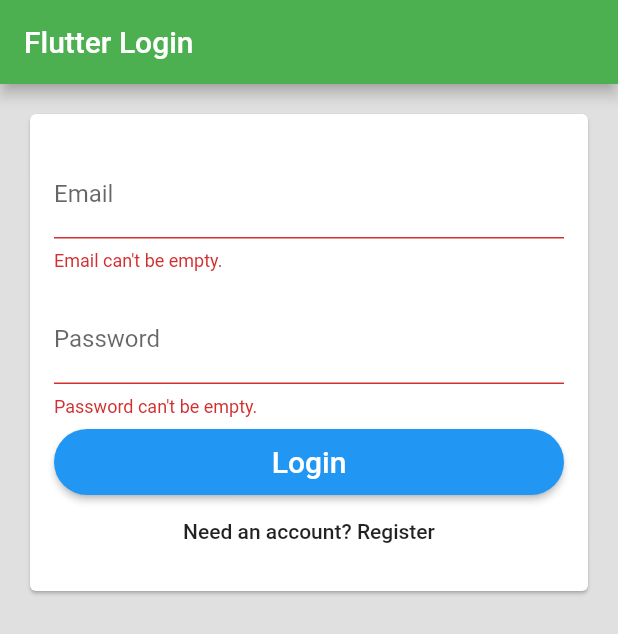
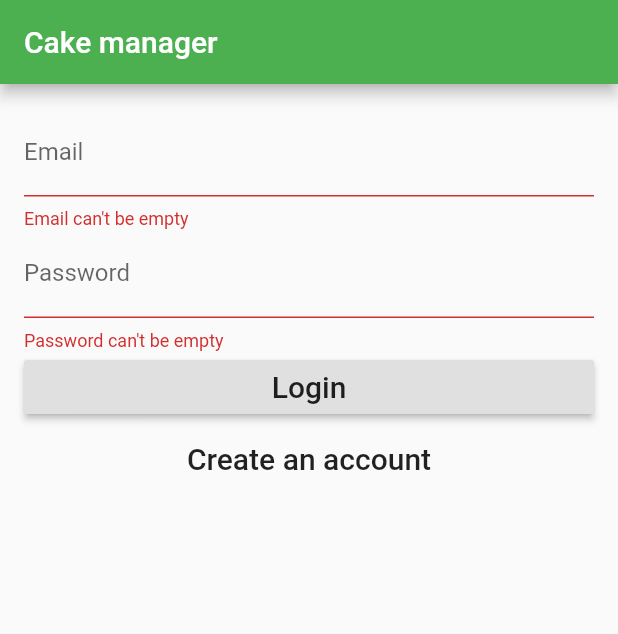
Before and after one commit to KDamir/cake-manager-mobile, a Flutter app: the screen it shows after launch, after a tap on "Login", on a phone screen of 412 x 824 dp. Shown: the top 634 px of the screen. Run offline on Flutter 3.47's test engine with Material 2 defaults, Android fonts, the phone set to English and light mode, and no system bars; our stand-ins replace cloud_firestore, firebase_auth; accounts and stored records are empty.

Commit message:
refactor authentication using InheritedWidget; added some tests;

```diff
--- a/lib/main.dart
+++ b/lib/main.dart
@@ -1,6 +1,7 @@
 import 'package:flutter/material.dart';
 import 'src/pages/root_page.dart';
 import 'src/auth.dart';
+import 'src/auth_provider.dart';
 
 void main() => runApp(new MyApp());
 
@@ -8,12 +9,15 @@ class MyApp extends StatelessWidget {
   // This widget is the root of your application.
   @override
   Widget build(BuildContext context) {
-    return new MaterialApp(
-      title: 'Flutter Demo',
-      theme: new ThemeData(
-        primarySwatch: Colors.green,
+    return AuthProvider(
+      auth: Auth(),
+      child: MaterialApp(
+        title: 'Cake manager',
+        theme: ThemeData(
+          primarySwatch: Colors.green,
+        ),
+        home: RootPage(),
       ),
-      home: new RootPage(auth: new Auth()),
     );
   }
 }
--- /dev/null
+++ b/lib/src/auth_provider.dart
@@ -0,0 +1,14 @@
+import 'package:flutter/material.dart';
+import 'package:mobile/src/auth.dart';
+
+class AuthProvider extends InheritedWidget {
+  AuthProvider({Key key, Widget child, this.auth}) : super(key: key, child: child);
+  final BaseAuth auth;
+
+  @override
+  bool updateShouldNotify(InheritedWidget oldWidget) => true;
+
+  static AuthProvider of(BuildContext context) {
+    return (context.inheritFromWidgetOfExactType(AuthProvider) as AuthProvider);
+  }
+}
--- a/lib/src/pages/login_page.dart
+++ b/lib/src/pages/login_page.dart
@@ -1,30 +1,38 @@
 import 'package:flutter/material.dart';
-import '../widgets/primary_button.dart';
-import '../auth.dart';
+import 'package:mobile/src/auth_provider.dart';
+
+
+class EmailFieldValidator {
+  static String validate(String value) {
+    return value.isEmpty ? 'Email can\'t be empty' : null;
+  }
+}
+
+class PasswordFieldValidator {
+  static String validate(String value) {
+    return value.isEmpty ? 'Password can\'t be empty' : null;
+  }
+}
 
 class LoginPage extends StatefulWidget {
-  LoginPage({Key key, this.title, this.auth, this.onSignIn}) : super(key: key);
-
-  final String title;
-  final BaseAuth auth;
-  final VoidCallback onSignIn;
+  LoginPage({this.onSignedIn});
+  final VoidCallback onSignedIn;
 
   @override
-  _LoginPageState createState() => new _LoginPageState();
+  State<StatefulWidget> createState() => _LoginPageState();
 }
 
 enum FormType {
   login,
-  register
+  register,
 }
 
 class _LoginPageState extends State<LoginPage> {
-  static final formKey = new GlobalKey<FormState>();
+  final formKey = GlobalKey<FormState>();
 
   String _email;
   String _password;
   FormType _formType = FormType.login;
-  String _authHint = '';
 
   bool validateAndSave() {
     final form = formKey.currentState;
@@ -38,24 +46,20 @@ class _LoginPageState extends State<LoginPage> {
   void validateAndSubmit() async {
     if (validateAndSave()) {
       try {
-        String userId = _formType == FormType.login
-            ? await widget.auth.signIn(_email, _password)
-            : await widget.auth.createUser(_email, _password);
-        setState(() {
-          _authHint = 'Signed In\n\nUser id: $userId';
-        });
-        widget.onSignIn();
+        var auth = AuthProvider.of(context).auth;
+        if (_formType == FormType.login) {
+          String userId =
+          await auth.signInWithEmailAndPassword(_email, _password);
+          print('Signed in: $userId');
+        } else {
+          String userId = await auth
+              .createUserWithEmailAndPassword(_email, _password);
+          print('Registered user: $userId');
         }
-      catch (e) {
-        setState(() {
-          _authHint = 'Sign In Error\n\n${e.toString()}';
-        });
-        print(e);
+        widget.onSignedIn();
+      } catch (e) {
+        print('Error: $e');
       }
-    } else {
-      setState(() {
-        _authHint = '';
-      });
     }
   }
 
@@ -63,7 +67,6 @@ class _LoginPageState extends State<LoginPage> {
     formKey.currentState.reset();
     setState(() {
       _formType = FormType.register;
-      _authHint = '';
     });
   }
 
@@ -71,115 +74,71 @@ class _LoginPageState extends State<LoginPage> {
     formKey.currentState.reset();
     setState(() {
       _formType = FormType.login;
-      _authHint = '';
     });
   }
 
-  List<Widget> usernameAndPassword() {
+  @override
+  Widget build(BuildContext context) {
+    return Scaffold(
+        appBar: AppBar(
+          title: Text('Cake manager'),
+        ),
+        body: Container(
+            padding: EdgeInsets.all(16.0),
+            child: Form(
+              key: formKey,
+              child: Column(
+                crossAxisAlignment: CrossAxisAlignment.stretch,
+                children: buildInputs() + buildSubmitButtons(),
+              ),
+            )));
+  }
+
+  List<Widget> buildInputs() {
     return [
-      padded(child: new TextFormField(
-        key: new Key('email'),
-        decoration: new InputDecoration(labelText: 'Email'),
-        autocorrect: false,
-        validator: (val) => val.isEmpty ? 'Email can\'t be empty.' : null,
-        onSaved: (val) => _email = val,
-      )),
-      padded(child: new TextFormField(
-        key: new Key('password'),
-        decoration: new InputDecoration(labelText: 'Password'),
+      TextFormField(
+        key: Key('email'),
+        decoration: InputDecoration(labelText: 'Email'),
+        validator: EmailFieldValidator.validate,
+        onSaved: (value) => _email = value,
+      ),
+      TextFormField(
+        key: Key('password'),
+        decoration: InputDecoration(labelText: 'Password'),
         obscureText: true,
-        autocorrect: false,
-        validator: (val) => val.isEmpty ? 'Password can\'t be empty.' : null,
-        onSaved: (val) => _password = val,
-      )),
+        validator: PasswordFieldValidator.validate,
+        onSaved: (value) => _password = value,
+      ),
     ];
   }
 
-  List<Widget> submitWidgets() {
-    switch (_formType) {
-      case FormType.login:
+  List<Widget> buildSubmitButtons() {
+    if (_formType == FormType.login) {
       return [
-          new PrimaryButton(
-              key: new Key('login'),
-              text: 'Login',
-              height: 44.0,
-              onPressed: validateAndSubmit
+        RaisedButton(
+          key: Key('signIn'),
+          child: Text('Login', style: TextStyle(fontSize: 20.0)),
+          onPressed: validateAndSubmit,
         ),
-          new FlatButton(
-              key: new Key('need-account'),
-              child: new Text("Need an account? Register"),
-              onPressed: moveToRegister
+        FlatButton(
+          child: Text('Create an account',
+              style: TextStyle(fontSize: 20.0)),
+          onPressed: moveToRegister,
         ),
       ];
-      case FormType.register:
+    } else {
       return [
-          new PrimaryButton(
-              key: new Key('register'),
-              text: 'Create an account',
-              height: 44.0,
-              onPressed: validateAndSubmit
+        RaisedButton(
+          child: Text('Create an account',
+              style: TextStyle(fontSize: 20.0)),
+          onPressed: validateAndSubmit,
         ),
-          new FlatButton(
-              key: new Key('need-login'),
-              child: new Text("Have an account? Login"),
-              onPressed: moveToLogin
+        FlatButton(
+          child: Text('Have an account? Login',
+              style: TextStyle(fontSize: 20.0)),
+          onPressed: moveToLogin,
         ),
       ];
     }
-    return null;
-  }
-
-  Widget hintText() {
-    return new Container(
-      //height: 80.0,
-        padding: const EdgeInsets.all(32.0),
-        child: new Text(
-            _authHint,
-            key: new Key('hint'),
-            style: new TextStyle(fontSize: 18.0, color: Colors.grey),
-            textAlign: TextAlign.center)
-    );
-  }
-
-
-  @override
-  Widget build(BuildContext context) {
-    return new Scaffold(
-        appBar: new AppBar(
-          title: new Text(widget.title),
-        ),
-        backgroundColor: Colors.grey[300],
-        body: new SingleChildScrollView(child: new Container(
-            padding: const EdgeInsets.all(16.0),
-            child: new Column(
-                children: [
-                  new Card(
-                      child: new Column(
-                          mainAxisSize: MainAxisSize.min,
-                          children: <Widget>[
-                            new Container(
-                                padding: const EdgeInsets.all(16.0),
-                                child: new Form(
-                                    key: formKey,
-                                    child: new Column(
-                                      crossAxisAlignment: CrossAxisAlignment.stretch,
-                                      children: usernameAndPassword() + submitWidgets(),
-                                    )
-                                )
-                            ),
-                          ])
-                  ),
-                  hintText()
-                ]
-            )
-        ))
-    );
-  }
-
-  Widget padded({Widget child}) {
-    return new Padding(
-      padding: EdgeInsets.symmetric(vertical: 8.0),
-      child: child,
-    );
   }
 }
--- a/lib/src/pages/root_page.dart
+++ b/lib/src/pages/root_page.dart
@@ -1,54 +1,69 @@
 import 'package:flutter/material.dart';
-import '../auth.dart';
-import 'login_page.dart';
-import 'home_page.dart';
+import 'package:mobile/src/pages/home_page.dart';
+import 'package:mobile/src/pages/login_page.dart';
+import 'package:mobile/src/auth_provider.dart';
+import 'dart:developer';
 
 class RootPage extends StatefulWidget {
-  final BaseAuth auth;
-  RootPage({Key key, this.auth}) : super(key: key);
-
   @override
-  State<StatefulWidget> createState() => new _RootPageState();
+  State<StatefulWidget> createState() => _RootPageState();
 }
 
 enum AuthStatus {
+  notDetermined,
   notSignedIn,
   signedIn,
 }
 
 class _RootPageState extends State<RootPage> {
+  AuthStatus authStatus = AuthStatus.notDetermined;
 
-  AuthStatus authStatus = AuthStatus.notSignedIn;
-
-  initState() {
-    super.initState();
-    widget.auth.currentUser().then((userId) {
+  @override
+  void didChangeDependencies() {
+    super.didChangeDependencies();
+    var auth = AuthProvider.of(context).auth;
+    auth.currentUser().then((userId) {
       setState(() {
-        authStatus = userId != null ? AuthStatus.signedIn : AuthStatus.notSignedIn;
+        authStatus = userId == null ? AuthStatus.notSignedIn : AuthStatus.signedIn;
       });
     });
   }
 
-  void _updateAuthStatus(AuthStatus status) {
+  void _signedIn() {
     setState(() {
-      authStatus = status;
+      authStatus = AuthStatus.signedIn;
+    });
+  }
+
+  void _signedOut() {
+    setState(() {
+      authStatus = AuthStatus.notSignedIn;
     });
   }
 
   @override
   Widget build(BuildContext context) {
     switch (authStatus) {
+      case AuthStatus.notDetermined:
+        return _buildWaitingScreen();
       case AuthStatus.notSignedIn:
-        return new LoginPage(
-          title: 'Flutter Login',
-          auth: widget.auth,
-          onSignIn: () => _updateAuthStatus(AuthStatus.signedIn),
+        return LoginPage(
+          onSignedIn: _signedIn,
         );
       case AuthStatus.signedIn:
-        return new HomePage(
-            auth: widget.auth,
-            onSignOut: () => _updateAuthStatus(AuthStatus.notSignedIn)
+        return HomePage(
+          onSignedOut: _signedOut,
         );
     }
+    return null;
+  }
+
+  Widget _buildWaitingScreen() {
+    return Scaffold(
+      body: Container(
+        alignment: Alignment.center,
+        child: CircularProgressIndicator(),
+      ),
+    );
   }
 }
--- a/pubspec.yaml
+++ b/pubspec.yaml
@@ -35,6 +35,7 @@ dev_dependencies:
   json_annotation: ^2.0.0
   firebase_auth: ^0.6.2+1
   cloud_firestore: ^0.8.2+3
+  mockito: 3.0.0
 
 
 # For information on the generic Dart part of this file, see the
```
Also changed, not shown: lib/src/add_dialog.dart (+6 -15 lines), lib/src/auth.dart (+15 -12 lines), lib/src/pages/home_page.dart (+7 -5 lines), lib/src/pages/list_orders.dart (+10 -31 lines), 2 other files. Lines whose indentation alone changed are shown as unchanged.
